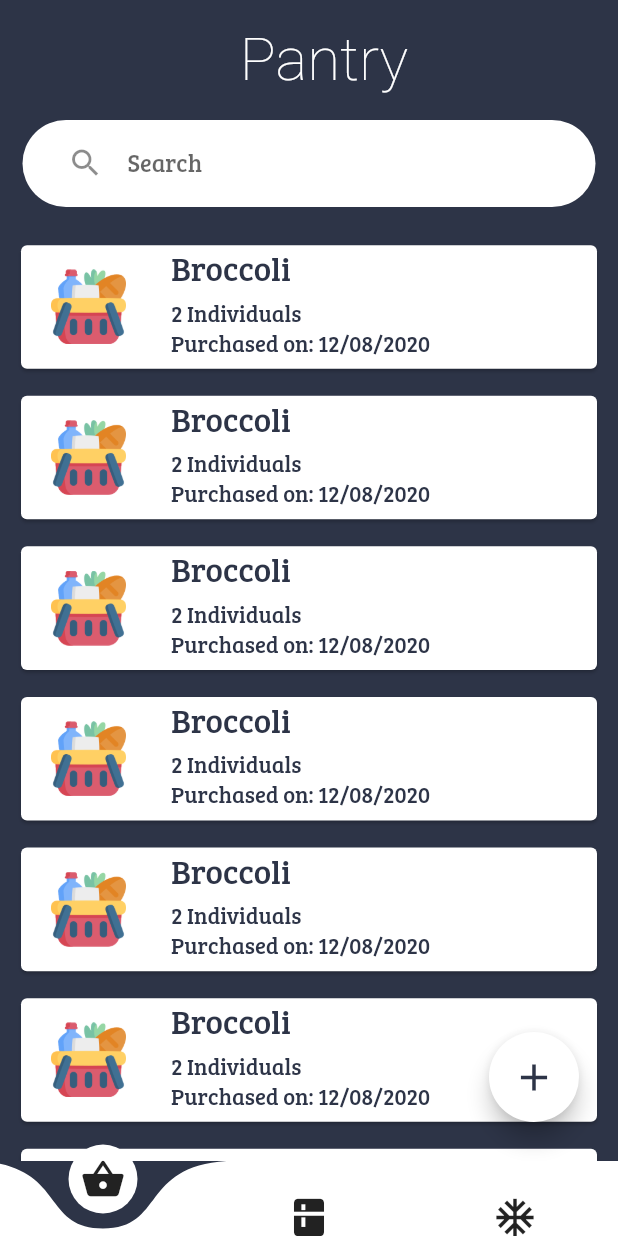
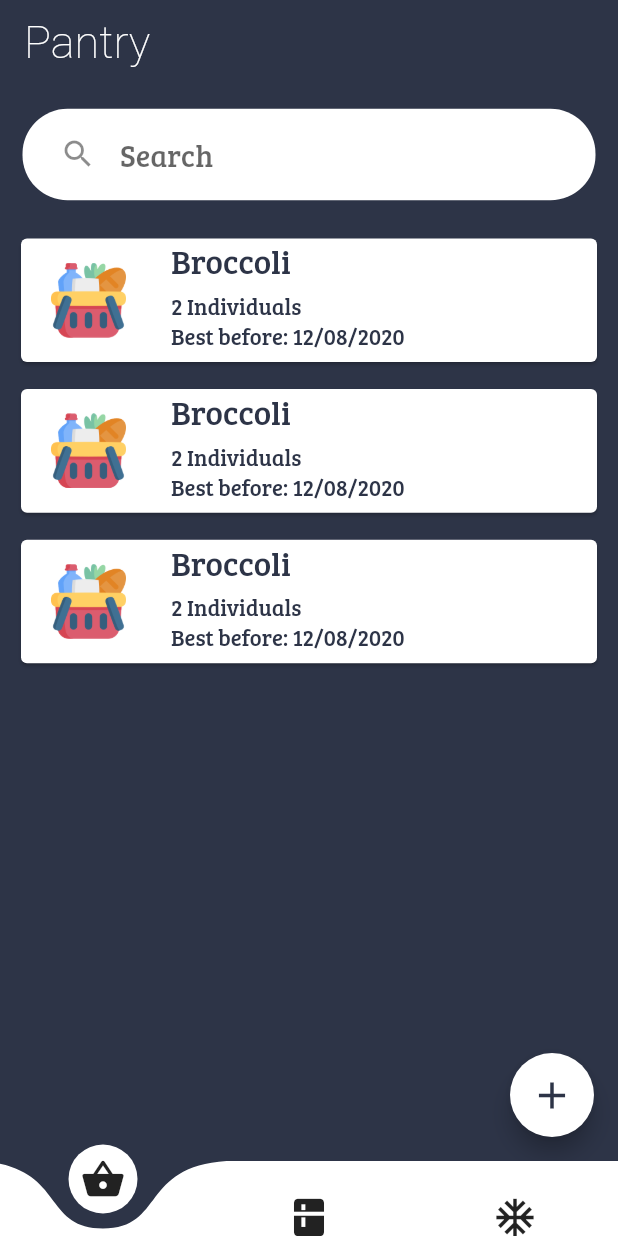
Before and after one commit to kimberlycao/TracKitchen, a Flutter app: the screen it shows after launch, on a phone screen of 412 x 824 dp. Run offline on Flutter 3.47's test engine with Material 2 defaults, Android fonts, the phone set to English and light mode, and no system bars; drawn by our look-alikes of curved_navigation_bar; our stand-ins replace google_fonts.

Commit message:
Changed pages for new food items

```diff
--- a/lib/Classes/Food.dart
+++ b/lib/Classes/Food.dart
@@ -2,9 +2,23 @@ import 'package:kitchenventory/Widgets/FoodCardDescription.dart';
 
 class Food {
   String name;
+  String location;
   int quantity;
   QuantityType quantityType;
-  DateTime purchaseDate;
+  DateTime bestBeforeDate;
 
-  Food({this.name, this.quantity, this.quantityType, this.purchaseDate});
+  Food(
+      {this.name,
+      this.location,
+      this.quantity,
+      this.quantityType,
+      this.bestBeforeDate});
+
+  Map<String, dynamic> toJson() => {
+        'name': name,
+        'location': location,
+        'quantity': quantity,
+        'quantityType': quantityType,
+        'purchaseDate': bestBeforeDate,
+      };
 }
--- a/lib/Widgets/FoodCard.dart
+++ b/lib/Widgets/FoodCard.dart
@@ -22,8 +22,7 @@ class FoodCard extends StatelessWidget {
                       padding: const EdgeInsets.only(left: 20.0),
                       child: Container(
                         child: Image(
-                            image:
-                                AssetImage('lib/assets/images/groceries.png'),
+                            image: AssetImage('assets/images/groceries.png'),
                             height: 50.0),
                       ),
                     ),
--- a/lib/Widgets/FoodCardDescription.dart
+++ b/lib/Widgets/FoodCardDescription.dart
@@ -2,7 +2,7 @@ import 'package:flutter/material.dart';
 import 'package:kitchenventory/Classes/Food.dart';
 import 'package:intl/intl.dart';
 
-enum QuantityType { individuals, bags, boxes, bundles }
+enum QuantityType { individuals, bags, boxes, bundles, bottles }
 
 class FoodCardDescription extends StatelessWidget {
   final Food food;
@@ -31,7 +31,7 @@ class FoodCardDescription extends StatelessWidget {
                     overflow: TextOverflow.ellipsis,
                     style: TextStyle(fontSize: 15.0, color: Color(0xFF2D3447))),
                 Text(
-                    '${'Purchased on:'} ${DateFormat('MM/dd/yyyy').format(food.purchaseDate).toString()}',
+                    '${'Best before:'} ${DateFormat('MM/dd/yyyy').format(food.bestBeforeDate).toString()}',
                     maxLines: 2,
                     overflow: TextOverflow.ellipsis,
                     style: TextStyle(fontSize: 15.0, color: Color(0xFF2D3447))),
@@ -53,5 +53,7 @@ String quantityTypeToString(QuantityType quantityType) {
       return "Boxes";
     case QuantityType.bundles:
       return "Bundles";
+    case QuantityType.bottles:
+      return "Bottles";
   }
 }
--- a/lib/Widgets/FoodList.dart
+++ b/lib/Widgets/FoodList.dart
@@ -9,42 +9,17 @@ final List<Food> foods = [
       name: "Broccoli",
       quantity: 2,
       quantityType: QuantityType.individuals,
-      purchaseDate: DateTime.now()),
+      bestBeforeDate: DateTime.now()),
   Food(
       name: "Broccoli",
       quantity: 2,
       quantityType: QuantityType.individuals,
-      purchaseDate: DateTime.now()),
+      bestBeforeDate: DateTime.now()),
   Food(
       name: "Broccoli",
       quantity: 2,
       quantityType: QuantityType.individuals,
-      purchaseDate: DateTime.now()),
-  Food(
-      name: "Broccoli",
-      quantity: 2,
-      quantityType: QuantityType.individuals,
-      purchaseDate: DateTime.now()),
-  Food(
-      name: "Broccoli",
-      quantity: 2,
-      quantityType: QuantityType.individuals,
-      purchaseDate: DateTime.now()),
-  Food(
-      name: "Broccoli",
-      quantity: 2,
-      quantityType: QuantityType.individuals,
-      purchaseDate: DateTime.now()),
-  Food(
-      name: "Broccoli",
-      quantity: 2,
-      quantityType: QuantityType.individuals,
-      purchaseDate: DateTime.now()),
-  Food(
-      name: "Broccoli",
-      quantity: 2,
-      quantityType: QuantityType.individuals,
-      purchaseDate: DateTime.now()),
+      bestBeforeDate: DateTime.now()),
 ];
 
 class FoodList extends StatelessWidget {
--- a/lib/Widgets/SearchBar.dart
+++ b/lib/Widgets/SearchBar.dart
@@ -11,12 +11,13 @@ class _SearchBarState extends State<SearchBar> {
     return Padding(
       padding: const EdgeInsets.symmetric(horizontal: 15.0),
       child: Container(
-          padding: EdgeInsets.symmetric(horizontal: 30.0, vertical: 5.0),
+          padding: EdgeInsets.symmetric(horizontal: 25.0, vertical: 5.0),
           decoration: BoxDecoration(
               color: Colors.white, borderRadius: BorderRadius.circular(30.0)),
           child: TextField(
               decoration: InputDecoration(
                   hintText: "Search",
+                  hintStyle: TextStyle(fontSize: 20.0),
                   icon: Icon(Icons.search),
                   border: InputBorder.none))),
     );
--- a/lib/main.dart
+++ b/lib/main.dart
@@ -1,9 +1,11 @@
 import 'package:flutter/material.dart';
+import 'package:kitchenventory/Screens/NewFoodItem/NewFoodItem.dart';
 import 'package:kitchenventory/screens/Freezer.dart';
 import 'package:kitchenventory/screens/Location.dart';
 import 'package:kitchenventory/screens/Pantry.dart';
 import 'package:kitchenventory/screens/Refrigerator.dart';
 import 'package:curved_navigation_bar/curved_navigation_bar.dart';
+import 'package:kitchenventory/Classes/Food.dart';
 
 void main() {
   runApp(MyApp());
@@ -17,7 +19,11 @@ class MyApp extends StatefulWidget {
 class _MyAppState extends State<MyApp> {
   int _page = 0;
 
-  final pageList = [PantryScreen(), RefrigeratorScreen(), FreezerScreen()];
+  final pageList = [
+    PantryScreen(),
+    RefrigeratorScreen(),
+    FreezerScreen(),
+  ];
   @override
   Widget build(BuildContext context) {
     return MaterialApp(
@@ -36,7 +42,7 @@ class _MyAppState extends State<MyApp> {
             items: [
               Icon(Icons.shopping_basket, size: 30.0),
               Icon(Icons.kitchen, size: 30.0),
-              Icon(Icons.ac_unit, size: 30.0)
+              Icon(Icons.ac_unit, size: 30.0),
             ],
             onTap: (index) {
               setState(() {
--- a/lib/screens/location.dart
+++ b/lib/screens/location.dart
@@ -48,7 +48,7 @@ class _LocationScreenState extends State<LocationScreen> {
               children: [
                 Text("Location",
                     style: GoogleFonts.breeSerif(
-                        color: Colors.white, fontSize: 40.0))
+                        color: Colors.white, fontSize: 30.0))
               ],
             ),
           ),
--- a/lib/screens/pantry.dart
+++ b/lib/screens/pantry.dart
@@ -1,7 +1,9 @@
 import 'package:flutter/material.dart';
 import 'package:google_fonts/google_fonts.dart';
+import 'package:kitchenventory/Screens/NewFoodItem/NewFoodItem.dart';
 import 'package:kitchenventory/Widgets/SearchBar.dart';
 import 'package:kitchenventory/widgets/FoodList.dart';
+import 'package:kitchenventory/Classes/Food.dart';
 
 class PantryScreen extends StatefulWidget {
   @override
@@ -11,26 +13,22 @@ class PantryScreen extends StatefulWidget {
 class _PantryScreenState extends State<PantryScreen> {
   @override
   Widget build(BuildContext context) {
+    final newFood = new Food();
     double screenHeight = MediaQuery.of(context).size.height;
     return Scaffold(
         backgroundColor: Color(0xFF2D3447),
+        appBar: AppBar(
+          title: Text("Pantry",
+              style: GoogleFonts.breeSerif(
+                  color: Colors.white,
+                  fontSize: 30.0,
+                  fontWeight: FontWeight.w100)),
+          backgroundColor: Colors.transparent,
+          elevation: 0,
+        ),
         body: SafeArea(
           child: Column(
             children: [
-            SizedBox(height: screenHeight * 0.02),
-            Padding(
-              padding: const EdgeInsets.only(left: 20.0),
-              child: Row(
-                mainAxisAlignment: MainAxisAlignment.center,
-                children: [
-                  Text("Pantry",
-                      style: GoogleFonts.breeSerif(
-                          color: Colors.white,
-                          fontSize: 40.0,
-                          fontWeight: FontWeight.w100)),
-                ],
-              ),
-            ),
               SizedBox(height: screenHeight * 0.02),
               SearchBar(),
               SizedBox(height: screenHeight * 0.02),
@@ -38,18 +36,14 @@ class _PantryScreenState extends State<PantryScreen> {
             ],
           ),
         ),
-      floatingActionButton: Padding(
-        padding: const EdgeInsets.all(10.0),
-        child: Container(
-          height: 60.0,
-          width: 60.0,
-          child: FloatingActionButton(
-            onPressed: () {},
-            child: Icon(Icons.add, color: Color(0xFF2D3447), size: 30),
-            backgroundColor: Colors.white,
-          ),
-        ),
-      ),
-    );
+        floatingActionButton: FloatingActionButton(
+            onPressed: () {
+              Navigator.push(
+                  context,
+                  MaterialPageRoute(
+                      builder: (context) => NewFoodName(food: newFood)));
+            },
+            child: Icon(Icons.add, color: Color(0xFF2D3447), size: 30.0),
+            backgroundColor: Colors.white));
   }
 }
--- a/pubspec.yaml
+++ b/pubspec.yaml
@@ -24,7 +24,7 @@ dependencies:
   google_fonts: ^0.3.2
   curved_navigation_bar: ^0.3.4
   firebase_auth: ^0.18.3+1
-  cloud_firestore: ^0.14.3+1
+  cloud_firestore: ^0.14.4
   intl: ^0.16.1
   flutter:
     sdk: flutter
@@ -51,7 +51,7 @@ flutter:
 
   # To add assets to your application, add an assets section, like this:
   assets:
-    - lib/assets/images/groceries.png
+    - assets/images/groceries.png
 
 
   # An image asset can refer to one or more resolution-specific "variants", see
@@ -68,7 +68,7 @@ flutter:
   fonts:
     - family: BreeSerif
       fonts:
-        - asset: lib/assets/fonts/BreeSerif-Regular.ttf
+        - asset: assets/fonts/BreeSerif-Regular.ttf
   #
   # For details regarding fonts from package dependencies,
   # see https://flutter.dev/custom-fonts/#from-packages
```
Also changed, not shown: lib/screens/NewFoodItem/NewFoodBestBeforeDate.dart (added, +66 -0 lines), lib/screens/NewFoodItem/NewFoodItem.dart (added, +70 -0 lines), lib/screens/NewFoodItem/NewFoodLocation.dart (added, +85 -0 lines), lib/screens/NewFoodItem/NewFoodQuantity.dart (added, +105 -0 lines), lib/screens/freezer.dart (+10 -25 lines), lib/screens/refrigerator.dart (+8 -26 lines), assets/fonts/BreeSerif-Regular.ttf (renamed from lib/assets/fonts/BreeSerif-Regular.ttf), assets/images/groceries.png (renamed from lib/assets/images/groceries.png), pubspec.lock. Lines whose indentation alone changed are shown as unchanged.
